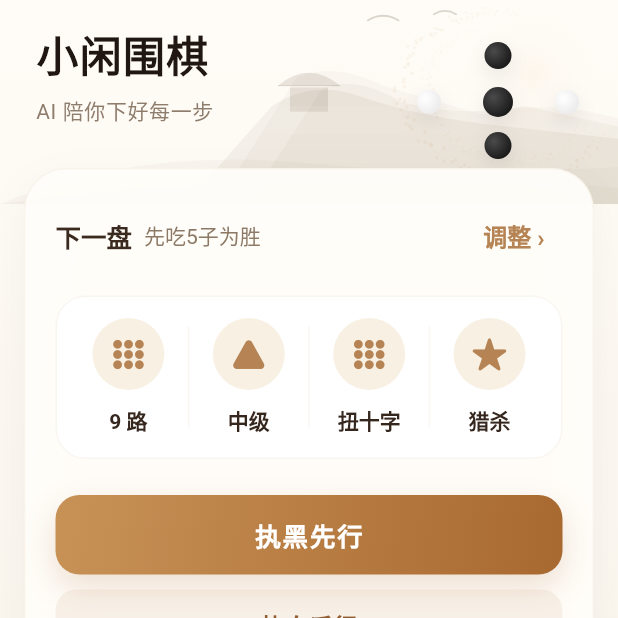
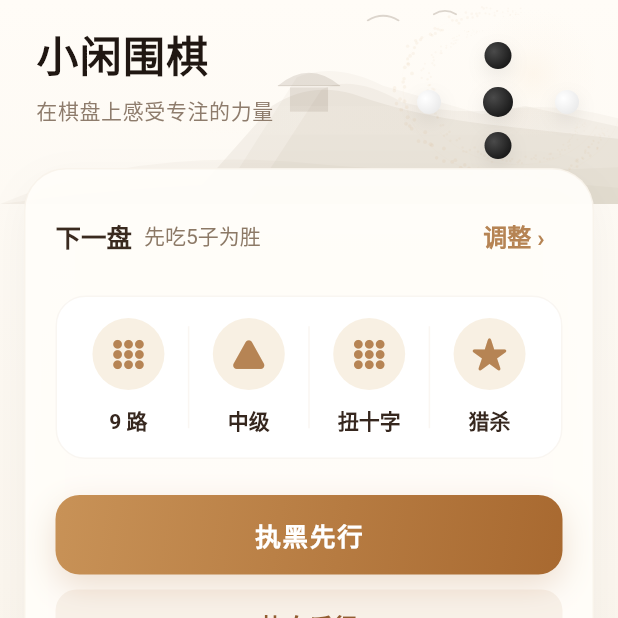
Before and after one commit to crazygo/go-puzzle, a Flutter app: the screen it shows after launch, on a phone screen of 412 x 824 dp, the top half of it. Run offline on Flutter 3.47's test engine with Material 3 defaults, Android fonts, the phone set to English and light mode, and no system bars; our stand-ins replace image_picker, shared_preferences.

Commit message:
feat: hourly-rotating Go-themed subtitle on chess page
Agent-Logs-Url: https://github.com/crazygo/go-puzzle/sessions/dba2ddad-5b51-48a0-88d3-679ef9be81ff

Co-authored-by: crazygo <9395888+crazygo@users.noreply.github.com>

```diff
--- a/lib/screens/capture_game_screen.dart
+++ b/lib/screens/capture_game_screen.dart
@@ -1,3 +1,5 @@
+import 'dart:math';
+
 import 'package:flutter/foundation.dart';
 import 'package:flutter/cupertino.dart';
 import 'package:image_picker/image_picker.dart';
@@ -68,7 +70,7 @@ class _CaptureGameScreenState extends State<CaptureGameScreen> {
         child: Stack(
           children: [
             // Hero as full-bleed background layer
-            const Positioned(
+            Positioned(
               top: 0,
               left: 0,
               right: 0,
@@ -382,7 +384,7 @@ class _ParticlePreviewCanvas extends StatelessWidget {
     return Center(
       child: Padding(
         padding: const EdgeInsets.fromLTRB(16, 24, 16, 24),
-        child: const PageHeroBanner(
+        child: PageHeroBanner(
           title: _CaptureCopy.pageTitle,
           subtitle: _CaptureCopy.pageSubtitle,
         ),
@@ -393,7 +395,72 @@ class _ParticlePreviewCanvas extends StatelessWidget {
 
 class _CaptureCopy {
   static const pageTitle = '小闲围棋';
-  static const pageSubtitle = 'AI 陪你下好每一步';
+
+  static const _subtitles = [
+    '围棋让我放松',
+    '下棋使我更平静',
+    '我在这里是专注的',
+    '每一步都值得深思',
+    '棋盘上只有当下',
+    '落子无悔，心平气和',
+    '围棋教会我耐心',
+    '在这里，我找到专注',
+    '下棋让我忘记烦恼',
+    '一盘棋，一段宁静',
+    '每手棋都是一次思考',
+    '围棋是我的冥想',
+    '在棋盘上，心绪沉静',
+    '下一步，只看眼前',
+    '围棋让我学会等待',
+    '棋局如人生，从容应对',
+    '落子一刻，万虑皆空',
+    '下棋让我更专注',
+    '围棋是内心的修炼',
+    '在这里找到自己的节奏',
+    '每盘棋都是新的开始',
+    '棋盘上，时间慢了下来',
+    '围棋让我与自己对话',
+    '下棋时，世界变得安静',
+    '棋局中学会取舍',
+    '围棋给我带来平静',
+    '每一步都有它的意义',
+    '在棋盘上感受专注的力量',
+    '围棋让我享受思考的过程',
+    '落子时，心无杂念',
+    '围棋是我放松的方式',
+    '黑白之间，只有当下',
+    '围棋教会我谦逊',
+    '每次落子都是一次成长',
+    '在这里，我可以慢下来',
+    '下棋让思绪变得清晰',
+    '围棋让我学会专注于当下',
+    '棋局中，找到内心的平衡',
+    '一子一子，皆是修行',
+    '围棋让我感到愉悦',
+    '棋盘上，输赢都是收获',
+    '下棋使我沉淀下来',
+    '围棋是一种心灵的放空',
+    '每一盘棋都是一段旅程',
+    '在棋局中找到宁静',
+    '围棋让我学会了坚持',
+    '落子之间，感受当下',
+    '围棋让心绪安定',
+    '棋盘是我思考的空间',
+    '下棋，让我更了解自己',
+  ];
+
+  static const _millisecondsPerHour = 1000 * 3600;
+
+  /// Returns a subtitle that is stable within the same hour but rotates
+  /// across hours, using hours-since-epoch as the seed so the same clock
+  /// hour on different days shows different sentences.
+  static String get pageSubtitle {
+    final hoursSinceEpoch =
+        DateTime.now().millisecondsSinceEpoch ~/ _millisecondsPerHour;
+    final index = Random(hoursSinceEpoch).nextInt(_subtitles.length);
+    return _subtitles[index];
+  }
+
   static const startAsBlackButton = '执黑先行';
   static const startAsWhiteButton = '执白后行';
   static const startSetupButton = '开始';
```
Also changed, not shown: 1 other file.
